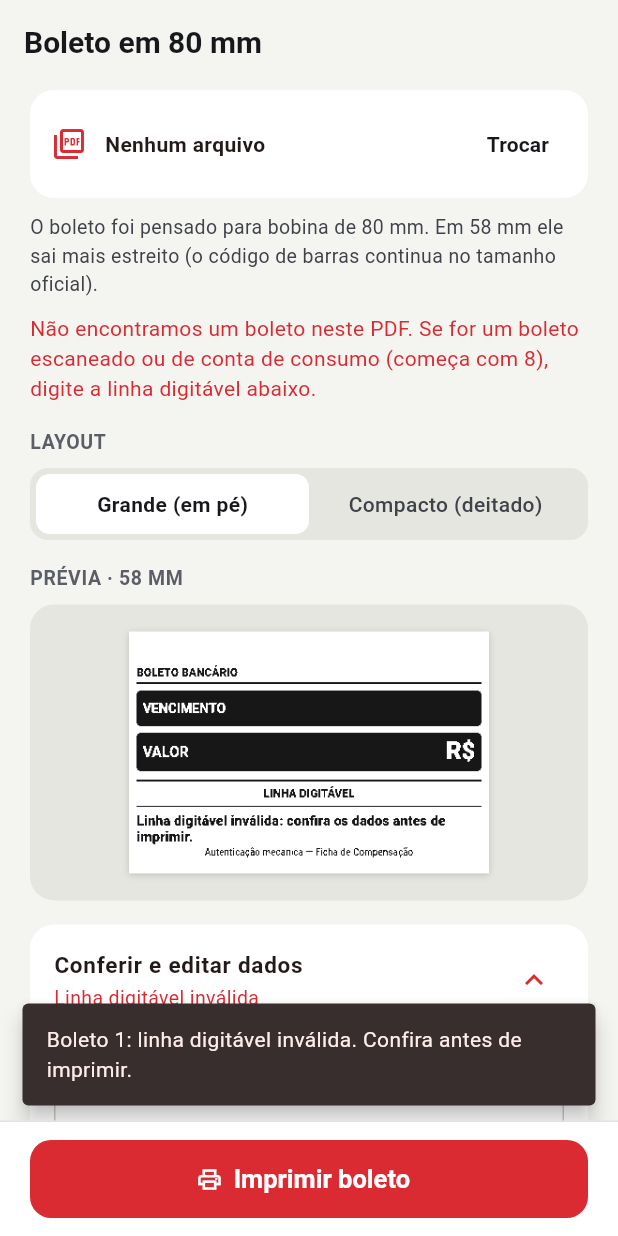
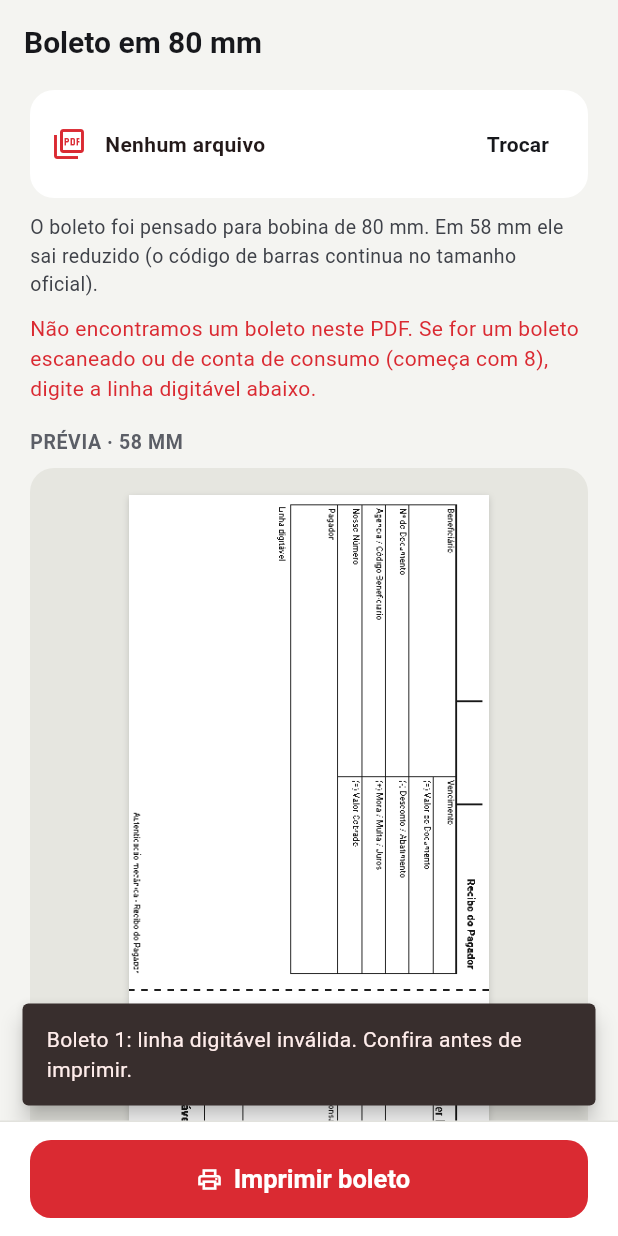
Before and after one commit to carolpersona/leopardo-app, a Flutter app: the BoletoScreen screen opened directly with empty values, after a tap on "Imprimir boleto", on a phone screen of 412 x 824 dp. Run offline on Flutter 3.47's test engine with Material 3 defaults, Android fonts, the phone set to English and light mode, and no system bars; our stand-ins replace file_picker, flutter_blue_plus, permission_handler, printing, shared_preferences; missing offline and left inert: qr, receive_sharing_intent; accounts and stored records are empty.

Commit message:
Boleto: mantém só o layout deitado, com fontes e linhas maiores
Co-Authored-By: Claude Opus 5.5 <noreply@anthropic.com>
Claude-Session: https://claude.ai/code/session_015fGsFM2gFk1FVt3i99vwy4

```diff
--- a/lib/screens/boleto_screen.dart
+++ b/lib/screens/boleto_screen.dart
@@ -7,7 +7,6 @@ import 'package:flutter/material.dart';
 import 'package:flutter/services.dart';
 
 import '../services/boleto.dart';
-import '../services/boleto_large.dart';
 import '../services/boleto_renderer.dart';
 import '../services/printer_service.dart';
 import '../services/raster.dart';
@@ -136,9 +135,7 @@ class _BoletoScreenState extends State<BoletoScreen> {
   Future<MonoBitmap> _monoFor(int i) async {
     final cached = _mono[i];
     if (cached != null) return cached;
-    final img = settings.boletoLayout == 1
-        ? await BoletoRenderer.render(_boletos[i], settings.paperDots)
-        : await BoletoLargeRenderer.render(_boletos[i], settings.paperDots);
+    final img = await BoletoRenderer.render(_boletos[i], settings.paperDots);
     final m = await toMono(img, settings.paperDots);
     img.dispose();
     _mono[i] = m;
@@ -220,7 +217,7 @@ class _BoletoScreenState extends State<BoletoScreen> {
                 if (settings.paperMm != 80) ...[
                   const SizedBox(height: 10),
                   const Text(
-                    'O boleto foi pensado para bobina de 80 mm. Em 58 mm ele sai mais estreito '
+                    'O boleto foi pensado para bobina de 80 mm. Em 58 mm ele sai reduzido '
                     '(o código de barras continua no tamanho oficial).',
                     style: TextStyle(fontSize: 13, color: LeoColors.text2),
                   ),
@@ -241,18 +238,6 @@ class _BoletoScreenState extends State<BoletoScreen> {
                       ),
                   ]),
                 ],
-                const SizedBox(height: 16),
-                const SectionLabel('Layout'),
-                Segmented(
-                  options: const ['Grande (em pé)', 'Compacto (deitado)'],
-                  selected: settings.boletoLayout,
-                  onChanged: (i) {
-                    settings.boletoLayout = i;
-                    settings.save();
-                    _mono.clear();
-                    _render();
-                  },
-                ),
                 const SizedBox(height: 16),
                 SectionLabel('Prévia · ${settings.paperMm} mm'),
                 PaperPreview(image: _preview, loading: _rendering, maxHeight: 2400),
--- a/lib/services/boleto_large.dart
+++ /dev/null
@@ -1,258 +0,0 @@
-import 'dart:math' as math;
-import 'dart:ui' as ui;
-
-import 'package:flutter/painting.dart';
-import 'package:qr/qr.dart';
-
-import 'boleto.dart';
-
-/// Layout "Grande": boleto em pé, como um cupom, com letras grandes.
-///  - Vencimento e valor em destaque
-///  - Linha digitável em várias linhas
-///  - QR Code: PIX do boleto (quando houver) ou a linha digitável para copiar
-///  - Código de barras em pé, no tamanho oficial (cerca de 10 cm)
-class BoletoLargeRenderer {
-  static const _black = Color(0xFF000000);
-
-  final Canvas c;
-  final double w; // largura do papel em pontos
-  final double k; // 1 em 80 mm
-  final double m; // margem lateral
-  double y = 10;
-
-  BoletoLargeRenderer._(this.c, this.w)
-      : k = w / 576.0,
-        m = 8;
-
-  double get inner => w - m * 2;
-
-  static Future<ui.Image> render(BoletoData d, int paperDots) {
-    final rec = ui.PictureRecorder();
-    final canvas = Canvas(rec);
-    canvas.drawRect(
-      Rect.fromLTWH(0, 0, paperDots.toDouble(), 6000),
-      Paint()..color = const Color(0xFFFFFFFF),
-    );
-    final r = BoletoLargeRenderer._(canvas, paperDots.toDouble());
-    r._draw(d);
-    return rec.endRecording().toImage(paperDots, (r.y + 16).ceil());
-  }
-
-  // ------------------------------------------------------------------ helpers
-
-  TextPainter _tp(String s, double size, {bool bold = false, TextAlign align = TextAlign.left, double? maxW}) {
-    final tp = TextPainter(
-      text: TextSpan(
-        text: s,
-        style: TextStyle(
-          color: _black,
-          fontSize: size * k,
-          fontWeight: bold ? FontWeight.w800 : FontWeight.w500,
-          height: 1.15,
-        ),
-      ),
-      textDirection: TextDirection.ltr,
-      textAlign: align,
-    );
-    final mw = maxW ?? inner;
-    tp.layout(minWidth: mw, maxWidth: mw);
-    return tp;
-  }
-
-  void text(String s, double size, {bool bold = false, TextAlign align = TextAlign.left, double gap = 4}) {
-    if (s.trim().isEmpty) return;
-    final tp = _tp(s.trim(), size, bold: bold, align: align);
-    tp.paint(c, Offset(m, y));
-    y += tp.height + gap * k;
-  }
-
-  /// Rótulo pequeno + valor grande.
-  void field(String label, String value, {double size = 24, bool bold = true}) {
-    if (value.trim().isEmpty) return;
-    text(label.toUpperCase(), 17, gap: 1);
-    text(value, size, bold: bold, gap: 10);
-  }
-
-  /// Dois campos lado a lado.
-  void pair(String l1, String v1, String l2, String v2) {
-    if (v1.trim().isEmpty && v2.trim().isEmpty) return;
-    if (v1.trim().isEmpty) return field(l2, v2, size: 22);
-    if (v2.trim().isEmpty) return field(l1, v1, size: 22);
-    final half = (inner - 12) / 2;
-    final a1 = _tp(l1.toUpperCase(), 17, maxW: half);
-    final b1 = _tp(l2.toUpperCase(), 17, maxW: half);
-    a1.paint(c, Offset(m, y));
-    b1.paint(c, Offset(m + half + 12, y));
-    y += math.max(a1.height, b1.height) + 1 * k;
-    final a2 = _tp(v1, 22, bold: true, maxW: half);
-    final b2 = _tp(v2, 22, bold: true, maxW: half);
-    a2.paint(c, Offset(m, y));
-    b2.paint(c, Offset(m + half + 12, y));
-    y += math.max(a2.height, b2.height) + 10 * k;
-  }
-
-  void line({double thick = 2, double gapBefore = 4, double gapAfter = 10}) {
-    y += gapBefore * k;
-    c.drawRect(Rect.fromLTWH(m, y, inner, math.max(1.0, thick * k)), Paint()..color = _black);
-    y += thick * k + gapAfter * k;
-  }
-
-  void dashed() {
-    y += 6 * k;
-    final p = Paint()..color = _black;
-    for (var x = m; x < w - m; x += 16) {
-      c.drawRect(Rect.fromLTWH(x, y, 8, math.max(1.0, 2 * k)), p);
-    }
-    y += 14 * k;
-  }
-
-  /// Faixa preta com texto branco (destaques).
-  void band(String left, String right, {double size = 30}) {
-    final pad = 10 * k;
-    final r = TextPainter(
-      text: TextSpan(
-        text: right,
-        style: TextStyle(color: const Color(0xFFFFFFFF), fontSize: size * k, fontWeight: FontWeight.w800, height: 1.1),
-      ),
-      textDirection: TextDirection.ltr,
-      textAlign: TextAlign.right,
-    )..layout(minWidth: inner - pad * 2, maxWidth: inner - pad * 2);
-    final lw = TextPainter(
-      text: TextSpan(
-        text: left,
-        style: TextStyle(color: const Color(0xFFFFFFFF), fontSize: size * 0.62 * k, fontWeight: FontWeight.w700),
-      ),
-      textDirection: TextDirection.ltr,
-    )..layout(maxWidth: inner - pad * 2);
-    final hh = math.max(lw.height, r.height) + pad * 2;
-    c.drawRRect(
-      RRect.fromRectAndRadius(Rect.fromLTWH(m, y, inner, hh), Radius.circular(8 * k)),
-      Paint()..color = _black,
-    );
-    lw.paint(c, Offset(m + pad, y + (hh - lw.height) / 2));
-    r.paint(c, Offset(m + pad, y + (hh - r.height) / 2));
-    y += hh + 10 * k;
-  }
-
-  void qr(String data, double size) {
-    final code = QrCode.fromData(data: data, errorCorrectLevel: QrErrorCorrectLevel.M);
-    final q = QrImage(code);
-    final n = q.moduleCount;
-    final cell = (size / (n + 2)).floorToDouble();
-    if (cell < 2) return;
-    final total = cell * (n + 2);
-    final ox = ((w - total) / 2).floorToDouble() + cell;
-    final oy = y.floorToDouble() + cell;
-    final p = Paint()
-      ..color = _black
-      ..isAntiAlias = false;
-    for (var r = 0; r < n; r++) {
-      for (var col = 0; col < n; col++) {
-        if (q.isDark(r, col)) c.drawRect(Rect.fromLTWH(ox + col * cell, oy + r * cell, cell, cell), p);
-      }
-    }
-    y += total + 6 * k;
-  }
-
-  /// Código de barras em pé (barras horizontais, lidas ao longo do papel).
-  void barcodeVertical(String digits, double barWidth) {
-    const pat = ['nnwwn', 'wnnnw', 'nwnnw', 'wwnnn', 'nnwnw', 'wnwnn', 'nwwnn', 'nnnww', 'wnnwn', 'nwnwn'];
-    const narrow = 2.0, wide = 6.0;
-    final p = Paint()
-      ..color = _black
-      ..isAntiAlias = false;
-    final x = ((w - barWidth) / 2).floorToDouble();
-    y = y.floorToDouble() + 24; // zona de silêncio
-    void bar(double t) {
-      c.drawRect(Rect.fromLTWH(x, y, barWidth, t), p);
-      y += t;
-    }
-
-    void space(double t) => y += t;
-    bar(narrow);
-    space(narrow);
-    bar(narrow);
-    space(narrow);
-    for (var i = 0; i + 1 < digits.length; i += 2) {
-      final a = pat[digits.codeUnitAt(i) - 48];
-      final b = pat[digits.codeUnitAt(i + 1) - 48];
-      for (var j = 0; j < 5; j++) {
-        bar(a[j] == 'w' ? wide : narrow);
-        space(b[j] == 'w' ? wide : narrow);
-      }
-    }
-    bar(wide);
-    space(narrow);
-    bar(narrow);
-    y += 24;
-  }
-
-  // ------------------------------------------------------------------ layout
-
-  /// "34191.09008 21994.850028 81223.980004 2 16260000105579" em 3 linhas.
-  static String _linhaLines(String linha) {
-    final parts = linha.trim().split(RegExp(r'\s+'));
-    if (parts.length == 5) {
-      return '${parts[0]}  ${parts[1]}\n${parts[2]}  ${parts[3]}\n${parts[4]}';
-    }
-    return linha;
-  }
-
-  void _draw(BoletoData d) {
-    // Cabeçalho
-    final head = _tp(d['bancoNome'], 30, bold: true, maxW: inner * 0.62);
-    final code = _tp(d['banco'], 34, bold: true, align: TextAlign.right, maxW: inner * 0.38);
-    head.paint(c, Offset(m, y + (code.height - head.height) / 2));
-    code.paint(c, Offset(m + inner * 0.62, y));
-    y += math.max(head.height, code.height) + 2 * k;
-    text('BOLETO BANCÁRIO', 18, bold: true, gap: 0);
-    line(thick: 3);
-
-    // Destaques
-    band('VENCIMENTO', d['vencimento'], size: 34);
-    band('VALOR', 'R\$ ${d['valor']}', size: 38);
-
-    // Partes
-    field('Beneficiário', d['beneficiario'].replaceAll('\n', ' — '), size: 22);
-    field('Pagador', d['pagador'].replaceAll('\n', ' — '), size: 22);
-    pair('Nosso número', d['nossoNumero'], 'Nº do documento', d['numeroDocumento']);
-    pair('Agência / Código', d['agenciaCodigo'], 'Data do documento', d['dataDocumento']);
-    if (d['instrucoes'].trim().isNotEmpty) {
-      text('INSTRUÇÕES', 17, gap: 1);
-      text(d['instrucoes'], 20, gap: 10);
-    }
-    if (d['sacador'].trim().isNotEmpty) field('Sacador / Avalista', d['sacador'], size: 20, bold: false);
-
-    // Linha digitável
-    line();
-    text('LINHA DIGITÁVEL', 18, bold: true, align: TextAlign.center, gap: 4);
-    text(_linhaLines(d['linha']), 28, bold: true, align: TextAlign.center, gap: 10);
-
-    // QR Code
-    final pix = d['pix'].trim();
-    final qrSize = math.min(inner * 0.72, 380 * k);
-    if (pix.isNotEmpty) {
-      line();
-      text('PAGUE COM PIX', 26, bold: true, align: TextAlign.center, gap: 2);
-      text('Abra o app do seu banco e escaneie o QR Code', 18, align: TextAlign.center, gap: 6);
-      qr(pix, qrSize);
-    } else if (d.barcode != null) {
-      line();
-      text('CÓDIGO DO BOLETO', 24, bold: true, align: TextAlign.center, gap: 2);
-      text('Escaneie com a câmera, copie o código e cole no app do banco em "Pagar boleto"', 17,
-          align: TextAlign.center, gap: 6);
-      qr(onlyDigits(d['linha']), qrSize);
-    }
-
-    // Código de barras
-    final bc = d.barcode;
-    line();
-    if (bc != null) {
-      text('CÓDIGO DE BARRAS', 18, bold: true, align: TextAlign.center, gap: 0);
-      barcodeVertical(bc, math.min(inner * 0.62, 340 * k));
-    } else {
-      text('Linha digitável inválida: confira os dados antes de imprimir.', 22, bold: true);
-    }
-    text('Autenticação mecânica — Ficha de Compensação', 15, align: TextAlign.center, gap: 0);
-  }
-}
--- a/lib/services/boleto_renderer.dart
+++ b/lib/services/boleto_renderer.dart
@@ -14,9 +14,9 @@ import 'boleto.dart';
 /// y = largura da bobina (0 = lado direito do papel).
 class BoletoRenderer {
   static const _black = Color(0xFF000000);
-  static const _recLen = 430.0;
+  static const _recLen = 500.0;
   static const _gap = 36.0;
-  static const _fichaLen = 1160.0;
+  static const _fichaLen = 1320.0;
   static const _margin = 10.0;
 
   final Canvas c;
@@ -80,7 +80,7 @@ class BoletoRenderer {
         style: TextStyle(
           color: _black,
           fontSize: size * k,
-          fontWeight: bold ? FontWeight.w700 : FontWeight.w400,
+          fontWeight: bold ? FontWeight.w800 : FontWeight.w500,
           height: 1.12,
         ),
       ),
@@ -104,24 +104,25 @@ class BoletoRenderer {
     double hh, {
     TextAlign align = TextAlign.left,
     bool bold = false,
-    double size = 17,
+    double size = 20,
     int maxLines = 1,
     bool border = true,
   }) {
     if (border) _rect(x, y, w, hh);
-    _text(label, x + 4, y + 2 * k, w - 8, size: 11.5);
-    _text(value, x + 4, y + 14 * k, w - 8, size: size, bold: bold, align: align, maxLines: maxLines);
+    _text(label, x + 4, y + 2 * k, w - 8, size: 13.5);
+    _text(value, x + 4, y + 16.5 * k, w - 8, size: size, bold: bold, align: align, maxLines: maxLines);
   }
 
   void _header(BoletoData d, double ox, double len, double top, double hh, {required String right, double rightSize = 20}) {
     final name = d['bancoNome'];
     final code = d['banco'];
-    const nameW = 200.0;
-    _text(name, ox + 2, top + (hh - 30 * k) / 2, nameW - 6, size: 25, bold: true);
-    _vline(ox + nameW, top + 6 * k, top + hh, width: 3);
-    _text(code, ox + nameW, top + (hh - 34 * k) / 2, 96, size: 29, bold: true, align: TextAlign.center);
-    _vline(ox + nameW + 96, top + 6 * k, top + hh, width: 3);
-    _text(right, ox + nameW + 104, top + (hh - rightSize * 1.15 * k) / 2, len - nameW - 108,
+    const nameW = 210.0;
+    const codeW = 110.0;
+    _text(name, ox + 2, top + (hh - 32 * k) / 2, nameW - 6, size: 28, bold: true);
+    _vline(ox + nameW, top + 4 * k, top + hh, width: 3);
+    _text(code, ox + nameW, top + (hh - 37 * k) / 2, codeW, size: 32, bold: true, align: TextAlign.center);
+    _vline(ox + nameW + codeW, top + 4 * k, top + hh, width: 3);
+    _text(right, ox + nameW + codeW + 8, top + (hh - rightSize * 1.15 * k) / 2, len - nameW - codeW - 12,
         size: rightSize, bold: true, align: TextAlign.right);
     _hline(ox, ox + len, top + hh, width: 3);
   }
@@ -193,53 +194,53 @@ class BoletoRenderer {
     const len = _recLen;
     final top = 6 * k;
     final hh = 46 * k;
-    _header(d, ox, len, top, hh, right: 'Recibo do Pagador', rightSize: 14);
+    _header(d, ox, len, top, hh, right: 'Recibo do Pagador', rightSize: 17);
     final gy = top + hh;
-    final rh = 30 * k;
-    const leftW = 250.0;
+    final rh = 38 * k;
+    const leftW = 290.0;
     const rightW = len - leftW;
 
-    _cell('Beneficiário', d['beneficiario'], ox, gy, leftW, rh * 2, size: 13.5, maxLines: 3);
+    _cell('Beneficiário', d['beneficiario'], ox, gy, leftW, rh * 2, size: 17, maxLines: 3);
     _cell('Nº do Documento', d['numeroDocumento'], ox, gy + rh * 2, leftW, rh);
-    _cell('Agência / Código do Beneficiário', d['agenciaCodigo'], ox, gy + rh * 3, leftW, rh);
+    _cell('Agência / Código Beneficiário', d['agenciaCodigo'], ox, gy + rh * 3, leftW, rh);
     _cell('Nosso Número', d['nossoNumero'], ox, gy + rh * 4, leftW, rh);
 
     final rx = ox + leftW;
-    _cell('Vencimento', d['vencimento'], rx, gy, rightW, rh, align: TextAlign.right, bold: true);
-    _cell('(=) Valor do Documento', d['valor'], rx, gy + rh, rightW, rh, align: TextAlign.right, bold: true);
+    _cell('Vencimento', d['vencimento'], rx, gy, rightW, rh, align: TextAlign.right, bold: true, size: 21);
+    _cell('(=) Valor do Documento', d['valor'], rx, gy + rh, rightW, rh, align: TextAlign.right, bold: true, size: 21);
     _cell('(-) Desconto / Abatimento', '', rx, gy + rh * 2, rightW, rh);
     _cell('(+) Mora / Multa / Juros', '', rx, gy + rh * 3, rightW, rh);
     _cell('(=) Valor Cobrado', '', rx, gy + rh * 4, rightW, rh);
 
     final py = gy + rh * 5;
-    _cell('Pagador', d['pagador'], ox, py, len, rh * 2, size: 14, maxLines: 3);
+    _cell('Pagador', d['pagador'], ox, py, len, rh * 2, size: 17, maxLines: 3);
 
-    var y = py + rh * 2 + 6 * k;
-    final bottom = h - 22 * k;
+    final y = py + rh * 2 + 6 * k;
+    final bottom = h - 20 * k;
     final pix = d['pix'];
     if (pix.isNotEmpty) {
-      final q = math.min(bottom - y, 210 * k);
+      final q = math.min(bottom - y, 250 * k);
       _qr(pix, ox, y, q);
       final tx = ox + q + 10;
-      _text('Pague com PIX', tx, y + 14 * k, len - q - 14, size: 20, bold: true);
-      _text('Abra o app do seu banco e aponte a câmera para o QR Code.', tx, y + 44 * k, len - q - 14,
-          size: 13, maxLines: 4);
+      _text('Pague com PIX', tx, y + 14 * k, len - q - 14, size: 24, bold: true);
+      _text('Abra o app do seu banco e aponte a câmera para o QR Code.', tx, y + 48 * k, len - q - 14,
+          size: 16, maxLines: 5);
     } else {
-      _text('Linha digitável', ox + 2, y, len - 4, size: 11.5);
-      _text(d['linha'], ox + 2, y + 14 * k, len - 4, size: 15, bold: true, maxLines: 2);
+      _text('Linha digitável', ox + 2, y, len - 4, size: 13.5);
+      _text(d['linha'], ox + 2, y + 17 * k, len - 4, size: 20, bold: true, maxLines: 3);
     }
-    _text('Autenticação mecânica - Recibo do Pagador', ox, h - 18 * k, len, size: 11, align: TextAlign.right);
+    _text('Autenticação mecânica - Recibo do Pagador', ox, h - 19 * k, len, size: 13, align: TextAlign.right);
   }
 
   void _ficha(BoletoData d, double ox) {
     const len = _fichaLen;
     final top = 6 * k;
-    final hh = 50 * k;
-    _header(d, ox, len, top, hh, right: d['linha'], rightSize: 21);
+    final hh = 46 * k;
+    _header(d, ox, len, top, hh, right: d['linha'], rightSize: 24);
 
     final gy = top + hh;
-    final rh = 30 * k;
-    const rightW = 270.0;
+    final rh = 38 * k;
+    const rightW = 300.0;
     const leftW = len - rightW;
     final rx = ox + leftW;
 
@@ -257,26 +258,27 @@ class BoletoRenderer {
     ];
     for (var i = 0; i < right.length; i++) {
       final strong = i == 0 || i == 3;
-      _cell(right[i][0], right[i][1], rx, gy + rh * i, rightW, rh, align: TextAlign.right, bold: strong);
+      _cell(right[i][0], right[i][1], rx, gy + rh * i, rightW, rh,
+          align: TextAlign.right, bold: strong, size: strong ? 21 : 20);
     }
 
     // Coluna da esquerda
     _cell('Local de Pagamento',
         d['localPagamento'].isEmpty ? 'Pagável em qualquer banco até o vencimento' : d['localPagamento'],
-        ox, gy, leftW, rh, size: 15);
+        ox, gy, leftW, rh, size: 18);
     _cell('Beneficiário', d['beneficiario'].replaceAll('\n', '  ·  '), ox, gy + rh, leftW, rh * 2,
-        size: 14.5, maxLines: 2);
+        size: 18, maxLines: 3);
 
     void row(double y, List<List<String>> cells, List<double> frac) {
       var x = ox;
       for (var i = 0; i < cells.length; i++) {
         final w = leftW * frac[i];
-        _cell(cells[i][0], cells[i][1], x, y, w, rh, size: 15.5);
+        _cell(cells[i][0], cells[i][1], x, y, w, rh, size: 19);
         x += w;
       }
     }
 
-    const frac = [0.2, 0.26, 0.16, 0.1, 0.28];
+    const frac = [0.2, 0.25, 0.16, 0.11, 0.28];
     row(gy + rh * 3, [
       ['Data do Documento', d['dataDocumento']],
       ['Nº do Documento', d['numeroDocumento']],
@@ -295,29 +297,32 @@ class BoletoRenderer {
     final iy = gy + rh * 5;
     final ih = rh * 4;
     _rect(ox, iy, leftW, ih);
-    _text('Instruções (texto de responsabilidade do beneficiário)', ox + 4, iy + 2 * k, leftW - 8, size: 11.5);
-    _text(d['instrucoes'], ox + 4, iy + 15 * k, leftW - 8, size: 13, maxLines: 7);
+    _text('Instruções (texto de responsabilidade do beneficiário)', ox + 4, iy + 2 * k, leftW - 8, size: 13.5);
+    _text(d['instrucoes'], ox + 4, iy + 18 * k, leftW - 8, size: 16, maxLines: 7);
 
-    // Pagador
+    // Pagador (e sacador/avalista, quando houver)
     final py = gy + rh * 9;
-    final ph = 58 * k;
+    final ph = 62 * k;
     _rect(ox, py, len, ph);
-    _text('Pagador', ox + 4, py + 2 * k, 120, size: 11.5);
-    _text(d['pagador'].replaceAll('\n', '  ·  '), ox + 4, py + 14 * k, len - 8, size: 14.5, maxLines: 2);
-    if (d['sacador'].isNotEmpty) {
-      _text('Sacador/Avalista: ${d['sacador']}', ox + 4, py + 41 * k, len - 8, size: 12);
+    _text('Pagador', ox + 4, py + 2 * k, 160, size: 13.5);
+    var pagador = d['pagador'].replaceAll('\n', '  ·  ');
+    if (d['sacador'].isNotEmpty) pagador = '$pagador  ·  Sacador/Avalista: ${d['sacador']}';
+    _text(pagador, ox + 4, py + 17 * k, len - 8, size: 18, maxLines: 2);
+
+    // Código de barras (tamanho oficial) e autenticação ao lado
+    final bc = d.barcode;
+    final by = py + ph + 8 * k;
+    final bh = math.min(104 * k, h - by - 4 * k);
+    const bx = 40.0;
+    const barcodeLen = 810.0;
+    if (bc != null && bh > 20) {
+      _i25(bc, ox + bx, by, bh);
+    } else {
+      _text('Linha digitável inválida: confira os dados antes de imprimir.', ox + bx, by + 10 * k, len - 80,
+          size: 20, bold: true);
     }
-    _text('Autenticação mecânica - Ficha de Compensação', ox, py + ph + 2 * k, len, size: 11, align: TextAlign.right);
-
-    // Código de barras
-    final bc = d.barcode;
-    final by = py + ph + 18 * k;
-    final bh = math.min(104 * k, h - by - 6 * k);
-    if (bc != null && bh > 20) {
-      _i25(bc, ox + 40, by, bh);
-    } else {
-      _text('Linha digitável inválida: confira os dados antes de imprimir.', ox + 30, by + 10 * k, len - 60,
-          size: 18, bold: true);
-    }
+    final ax = ox + bx + barcodeLen + 30;
+    _text('Autenticação mecânica\nFicha de Compensação', ax, by + bh / 2 - 16 * k, ox + len - ax,
+        size: 14, align: TextAlign.right, maxLines: 2);
   }
 }
--- a/lib/services/settings.dart
+++ b/lib/services/settings.dart
@@ -26,7 +26,6 @@ class AppSettings extends ChangeNotifier {
 
   // Comandos da impressora (lidos também pelo serviço de impressão do Android).
   int feedLines = 4;
-  int boletoLayout = 0; // 0 = Grande (em pé), 1 = Compacto (deitado)
 
   // Controle de fluxo
   bool statusCheck = false; // envia DLE EOT 1 ao final e espera a resposta
@@ -68,7 +67,6 @@ class AppSettings extends ChangeNotifier {
     packetDelay = _p.getInt('packetDelay') ?? 10;
     disconnectWait = _p.getInt('disconnectWait') ?? 1;
     feedLines = _p.getInt('feedLines') ?? 4;
-    boletoLayout = _p.getInt('boletoLayout') ?? 0;
     darkness = _p.getInt('darkness') ?? 1;
     lastPrinterId = _p.getString('lastPrinterId') ?? '';
     lastPrinterName = _p.getString('lastPrinterName') ?? '';
@@ -103,7 +101,6 @@ class AppSettings extends ChangeNotifier {
     await _p.setInt('packetDelay', packetDelay);
     await _p.setInt('disconnectWait', disconnectWait);
     await _p.setInt('feedLines', feedLines);
-    await _p.setInt('boletoLayout', boletoLayout);
     await _p.setInt('darkness', darkness);
     await _p.setString('lastPrinterId', lastPrinterId);
     await _p.setString('lastPrinterName', lastPrinterName);
```
